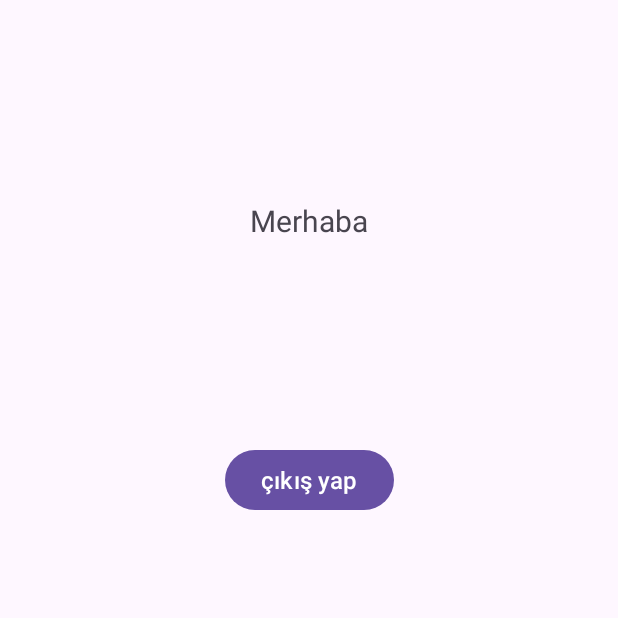
After one commit to hsyncnblk/KuaforumApp, an Android app: the KuaforMainFragment screen opened through its navigation route, on a phone screen of 412 x 824 dp, the top half of it. The commit adds this screen. Run offline under Robolectric (Android 15) with nearby library versions, the phone set to English and light mode, and no system bars; our stand-ins replace Firebase (no records; nobody signed in at launch, a user with empty details on screens opened directly).

Commit message:
kuafor firebase authentication completed

```diff
--- /dev/null
+++ b/app/src/main/java/com/hsyncnblk/kuaforumapp/KuaforMainFragment.kt
@@ -0,0 +1,43 @@
+package com.hsyncnblk.kuaforumapp
+
+import android.os.Bundle
+import androidx.fragment.app.Fragment
+import android.view.LayoutInflater
+import android.view.View
+import android.view.ViewGroup
+import androidx.navigation.Navigation
+import com.google.firebase.auth.FirebaseAuth
+import com.google.firebase.auth.ktx.auth
+import com.google.firebase.ktx.Firebase
+import com.hsyncnblk.kuaforumapp.databinding.FragmentKuaforMainBinding
+
+
+class KuaforMainFragment : Fragment() {
+
+    private lateinit var binding: FragmentKuaforMainBinding
+    private lateinit var auth: FirebaseAuth
+
+    override fun onCreateView(
+        inflater: LayoutInflater, container: ViewGroup?,
+        savedInstanceState: Bundle?
+    ): View? {
+        binding = FragmentKuaforMainBinding.inflate(inflater,container,false)
+        return binding.root
+    }
+
+    override fun onViewCreated(view: View, savedInstanceState: Bundle?) {
+        super.onViewCreated(view, savedInstanceState)
+
+        auth=Firebase.auth
+
+        binding.button.setOnClickListener {
+            auth.signOut()
+            Navigation.findNavController(it).navigate(R.id.kuaforMain_to_login)
+
+        }
+
+
+    }
+
+
+}
--- /dev/null
+++ b/app/src/main/java/com/hsyncnblk/kuaforumapp/MusteriMainFragment.kt
@@ -0,0 +1,46 @@
+package com.hsyncnblk.kuaforumapp
+
+import android.os.Bundle
+import androidx.fragment.app.Fragment
+import android.view.LayoutInflater
+import android.view.View
+import android.view.ViewGroup
+import androidx.navigation.Navigation
+import com.google.firebase.auth.FirebaseAuth
+import com.google.firebase.auth.auth
+import com.google.firebase.auth.ktx.auth
+import com.google.firebase.ktx.Firebase
+import com.hsyncnblk.kuaforumapp.databinding.FragmentMusteriMainBinding
+
+
+class MusteriMainFragment : Fragment() {
+
+    private lateinit var binding: FragmentMusteriMainBinding
+    private lateinit var auth : FirebaseAuth
+
+    override fun onCreateView(
+        inflater: LayoutInflater, container: ViewGroup?,
+        savedInstanceState: Bundle?
+    ): View? {
+        binding = FragmentMusteriMainBinding.inflate(inflater,container,false)
+        return binding.root
+    }
+
+    override fun onViewCreated(view: View, savedInstanceState: Bundle?) {
+        super.onViewCreated(view, savedInstanceState)
+
+        auth = Firebase.auth
+
+        binding.buttonCikisYap.setOnClickListener {
+            auth.signOut()
+
+            //kaldır bu işlemi daha sonru
+
+            Navigation.findNavController(it).navigate(R.id.musteriMain_to_login)
+
+        }
+
+    }
+
+
+}
--- /dev/null
+++ b/app/src/main/res/layout/fragment_kuafor_main.xml
@@ -0,0 +1,32 @@
+<?xml version="1.0" encoding="utf-8"?>
+<androidx.constraintlayout.widget.ConstraintLayout xmlns:android="http://schemas.android.com/apk/res/android"
+    xmlns:app="http://schemas.android.com/apk/res-auto"
+    xmlns:tools="http://schemas.android.com/tools"
+    android:layout_width="match_parent"
+    android:layout_height="match_parent"
+    tools:context=".KuaforMainFragment">
+
+    <TextView
+        android:id="@+id/textView3"
+        android:layout_width="wrap_content"
+        android:layout_height="wrap_content"
+        android:layout_marginTop="50dp"
+        android:text="Merhaba"
+        android:textSize="20sp"
+        app:layout_constraintEnd_toEndOf="parent"
+        app:layout_constraintHorizontal_bias="0.5"
+        app:layout_constraintStart_toStartOf="parent"
+        app:layout_constraintTop_toTopOf="parent" />
+
+    <Button
+        android:id="@+id/button"
+        android:layout_width="wrap_content"
+        android:layout_height="wrap_content"
+        android:layout_marginTop="135dp"
+        android:text="çıkış yap"
+        android:textSize="16sp"
+        app:layout_constraintEnd_toEndOf="parent"
+        app:layout_constraintHorizontal_bias="0.5"
+        app:layout_constraintStart_toStartOf="parent"
+        app:layout_constraintTop_toBottomOf="@+id/textView3" />
+</androidx.constraintlayout.widget.ConstraintLayout>
--- a/app/src/main/res/navigation/main_nav.xml
+++ b/app/src/main/res/navigation/main_nav.xml
@@ -43,6 +43,9 @@
         <action
             android:id="@+id/kuaforLogin_to_login"
             app:destination="@id/loginFragment" />
+        <action
+            android:id="@+id/kuaforLogin_to_kuaforMain"
+            app:destination="@id/kuaforMainFragment" />
     </fragment>
     <fragment
         android:id="@+id/kuaforSignUpFragment"
@@ -52,10 +55,26 @@
         <action
             android:id="@+id/kuaforSignUp_to_login"
             app:destination="@id/loginFragment" />
+        <action
+            android:id="@+id/kuaforSignUp_to_kuaforMain"
+            app:destination="@id/kuaforMainFragment" />
     </fragment>
     <fragment
         android:id="@+id/musteriMainFragment"
         android:name="com.hsyncnblk.kuaforumapp.MusteriMainFragment"
         android:label="fragment_musteri_main"
-        tools:layout="@layout/fragment_musteri_main" />
+        tools:layout="@layout/fragment_musteri_main" >
+        <action
+            android:id="@+id/musteriMain_to_login"
+            app:destination="@id/loginFragment" />
+    </fragment>
+    <fragment
+        android:id="@+id/kuaforMainFragment"
+        android:name="com.hsyncnblk.kuaforumapp.KuaforMainFragment"
+        android:label="fragment_kuafor_main"
+        tools:layout="@layout/fragment_kuafor_main" >
+        <action
+            android:id="@+id/kuaforMain_to_login"
+            app:destination="@id/loginFragment" />
+    </fragment>
 </navigation>
```
Also changed, not shown: app/src/main/java/com/hsyncnblk/kuaforumapp/KuaforLoginFragment.kt (+59 -0 lines), app/src/main/java/com/hsyncnblk/kuaforumapp/KuaforSignUpFragment.kt (+38 -0 lines), app/src/main/res/layout/fragment_kuafor_sign_up.xml (+7 -19 lines), app/src/main/res/layout/fragment_musteri_main.xml (added, +31 -0 lines), 1 other file.
